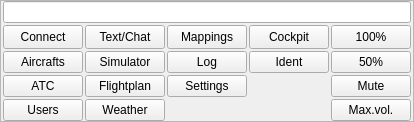
Above: src/blackgui/components/mainkeypadareacomponent.ui from swift-project/pilotclient before the change. Below: the same form after it.
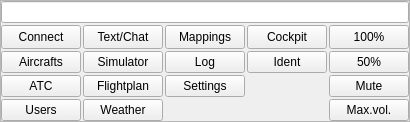
That is the form after the change.

```diff
--- a/src/blackgui/components/mainkeypadareacomponent.ui
+++ b/src/blackgui/components/mainkeypadareacomponent.ui
@@ -48,13 +48,13 @@
        <enum>QLayout::SetDefaultConstraint</enum>
       </property>
       <property name="leftMargin">
-       <number>2</number>
+       <number>0</number>
       </property>
       <property name="topMargin">
        <number>0</number>
       </property>
       <property name="rightMargin">
-       <number>2</number>
+       <number>0</number>
       </property>
       <property name="bottomMargin">
        <number>0</number>
```
